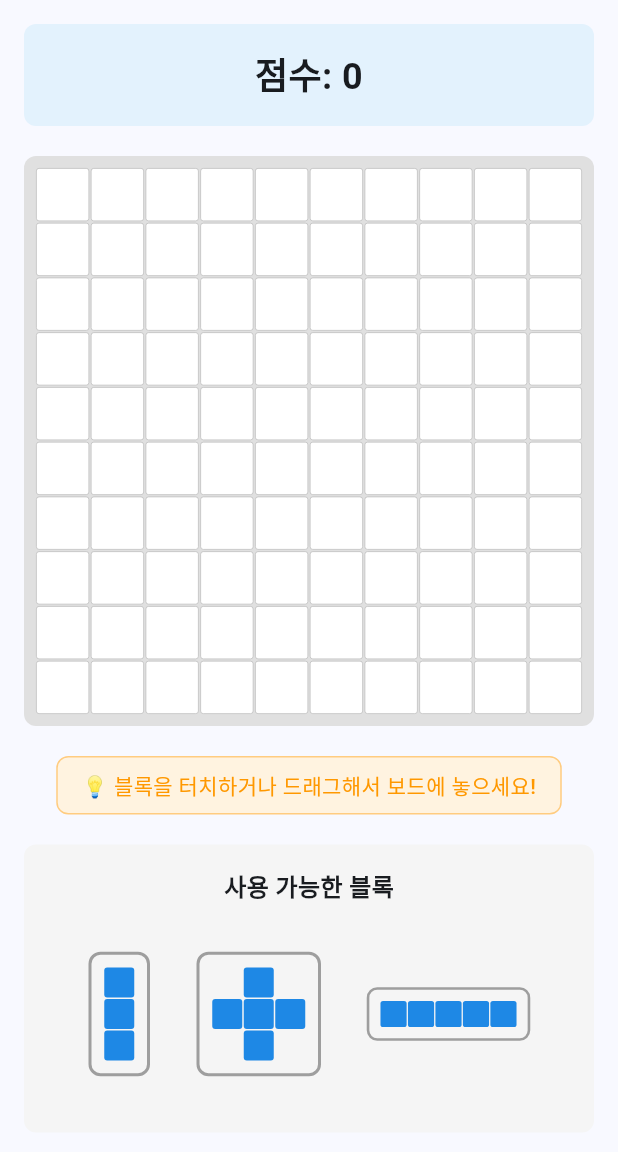
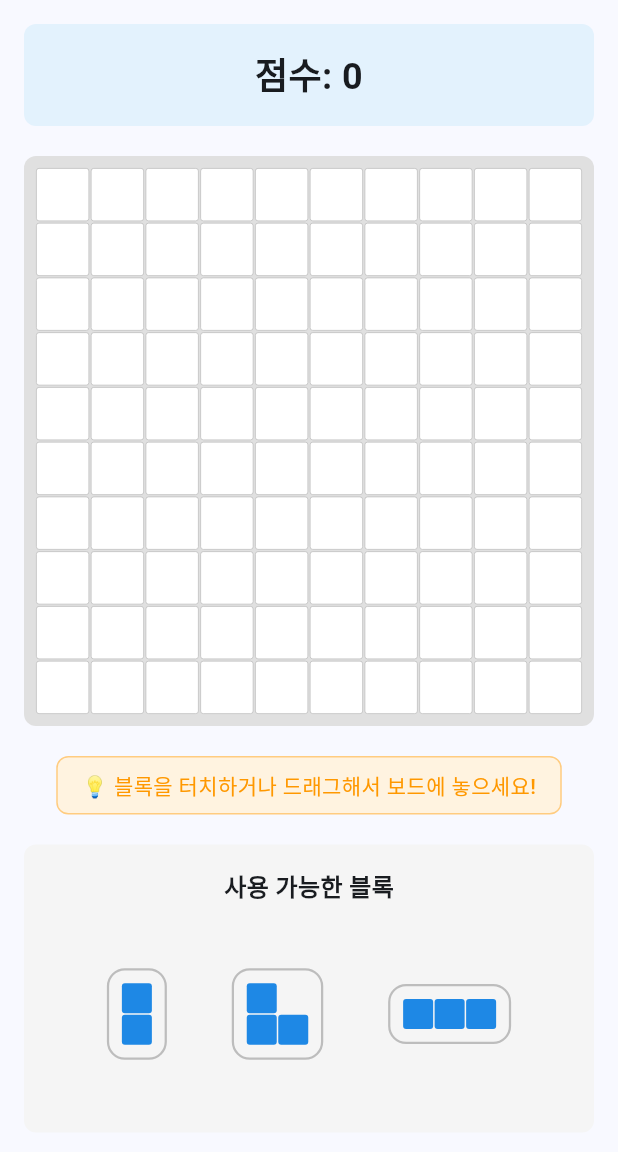
Before and after one commit to zdasw2/taesunggame, a Flutter app: the screen it shows after launch, on a phone screen of 412 x 824 dp, the part 84-1236 px from its top. Run offline on Flutter 3.47's test engine with Material 3 defaults, Android fonts, the phone set to English and light mode, and no system bars.

Commit message:
Performance optimization and smooth UX improvements
-  Optimized clearCompletedLines() performance
-  Improved block generation with balanced difficulty
-  Enhanced drag responsiveness with null-safety
-  Added smooth animations with AnimatedContainer
-  Better visual feedback for selected blocks
-  Cleaner code structure and error handling

```diff
--- a/lib/models/game_board.dart
+++ b/lib/models/game_board.dart
@@ -54,8 +54,10 @@
 
   void clearCompletedLines() {
     int clearedLines = 0;
+    List<int> rowsToRemove = [];
+    List<int> colsToRemove = [];
 
-    // 가로줄 체크
+    // 가로줄 체크 - 한 번에 수집
     for (int row = 0; row < size; row++) {
       bool isComplete = true;
       for (int col = 0; col < size; col++) {
@@ -65,14 +67,11 @@
         }
       }
       if (isComplete) {
-        for (int col = 0; col < size; col++) {
-          grid[row][col] = false;
-        }
-        clearedLines++;
+        rowsToRemove.add(row);
       }
     }
 
-    // 세로줄 체크
+    // 세로줄 체크 - 한 번에 수집
     for (int col = 0; col < size; col++) {
       bool isComplete = true;
       for (int row = 0; row < size; row++) {
@@ -82,11 +81,23 @@
         }
       }
       if (isComplete) {
-        for (int row = 0; row < size; row++) {
-          grid[row][col] = false;
-        }
-        clearedLines++;
+        colsToRemove.add(col);
       }
+    }
+
+    // 한 번에 제거
+    for (int row in rowsToRemove) {
+      for (int col = 0; col < size; col++) {
+        grid[row][col] = false;
+      }
+      clearedLines++;
+    }
+
+    for (int col in colsToRemove) {
+      for (int row = 0; row < size; row++) {
+        grid[row][col] = false;
+      }
+      clearedLines++;
     }
 
     // 완성된 줄 보너스 점수
@@ -126,58 +137,43 @@
   }
 
   static List<Block> generateRandomBlocks() {
-    List<List<List<bool>>> blockShapes = [
+    // 난이도별 블록 그룹
+    List<List<List<bool>>> easyBlocks = [
       // 1x1 정사각형
       [
         [true],
       ],
-
-      // 2x2 정사각형
-      [
-        [true, true],
-        [true, true],
-      ],
-
-      // 3x3 정사각형
-      [
-        [true, true, true],
-        [true, true, true],
-        [true, true, true],
-      ],
-
       // 1x2 가로
       [
         [true, true],
       ],
-
-      // 1x3 가로
-      [
-        [true, true, true],
-      ],
-
-      // 1x4 가로
-      [
-        [true, true, true, true],
-      ],
-
-      // 1x5 가로
-      [
-        [true, true, true, true, true],
-      ],
-
       // 2x1 세로
       [
         [true],
         [true],
       ],
-
+      // 1x3 가로
+      [
+        [true, true, true],
+      ],
       // 3x1 세로
       [
         [true],
         [true],
         [true],
       ],
+    ];
 
+    List<List<List<bool>>> mediumBlocks = [
+      // 2x2 정사각형
+      [
+        [true, true],
+        [true, true],
+      ],
+      // 1x4 가로
+      [
+        [true, true, true, true],
+      ],
       // 4x1 세로
       [
         [true],
@@ -185,7 +181,33 @@
         [true],
         [true],
       ],
+      // 작은 L 모양들
+      [
+        [true, false],
+        [true, true],
+      ],
+      [
+        [false, true],
+        [true, true],
+      ],
+      // T 모양
+      [
+        [true, true, true],
+        [false, true, false],
+      ],
+    ];
 
+    List<List<List<bool>>> hardBlocks = [
+      // 3x3 정사각형
+      [
+        [true, true, true],
+        [true, true, true],
+        [true, true, true],
+      ],
+      // 1x5 가로
+      [
+        [true, true, true, true, true],
+      ],
       // 5x1 세로
       [
         [true],
@@ -194,51 +216,26 @@
         [true],
         [true],
       ],
-
-      // L 모양 (왼쪽)
+      // 큰 L 모양들
       [
         [true, false],
         [true, false],
         [true, true],
       ],
-
-      // L 모양 (오른쪽)
       [
         [false, true],
         [false, true],
         [true, true],
       ],
-
-      // T 모양
-      [
-        [true, true, true],
-        [false, true, false],
-      ],
-
-      // 작은 L (왼쪽)
-      [
-        [true, false],
-        [true, true],
-      ],
-
-      // 작은 L (오른쪽)
-      [
-        [false, true],
-        [true, true],
-      ],
-
-      // 계단 모양 (왼쪽)
+      // 계단 모양들
       [
         [true, true, false],
         [false, true, true],
       ],
-
-      // 계단 모양 (오른쪽)
       [
         [false, true, true],
         [true, true, false],
       ],
-
       // 십자 모양
       [
         [false, true, false],
@@ -249,19 +246,24 @@
 
     final random = Random();
     List<Block> blocks = [];
-    List<int> availableIndices = List.generate(
-      blockShapes.length,
-      (index) => index,
-    );
+
+    // 균형 잡힌 블록 선택 (쉬운:보통:어려운 = 50:35:15)
+    List<int> weights = [50, 35, 15]; // 백분율
 
     for (int i = 0; i < 3; i++) {
-      if (availableIndices.isEmpty) {
-        availableIndices = List.generate(blockShapes.length, (index) => index);
+      int randomWeight = random.nextInt(100);
+      List<List<List<bool>>> selectedGroup;
+
+      if (randomWeight < weights[0]) {
+        selectedGroup = easyBlocks;
+      } else if (randomWeight < weights[0] + weights[1]) {
+        selectedGroup = mediumBlocks;
+      } else {
+        selectedGroup = hardBlocks;
       }
 
-      int randomIndex = random.nextInt(availableIndices.length);
-      int shapeIndex = availableIndices.removeAt(randomIndex);
-      blocks.add(Block(blockShapes[shapeIndex], i));
+      int randomIndex = random.nextInt(selectedGroup.length);
+      blocks.add(Block(selectedGroup[randomIndex], i));
     }
 
     return blocks;
--- a/lib/models/game_controller.dart
+++ b/lib/models/game_controller.dart
@@ -49,25 +49,14 @@
         _availableBlocks = Block.generateRandomBlocks();
       }
 
-      // 게임오버 체크
-      if (!_board.hasValidMove(_availableBlocks)) {
-        _gameOver = true;
-      }
+      // 게임오버 체크 (성능 최적화를 위해 마지막에 실행)
+      _checkGameOver();
 
       notifyListeners();
       return true;
     }
 
     return false;
-  }
-
-  bool canPlaceAtPosition(int row, int col) {
-    if (_selectedBlock == null) return false;
-    return _board.canPlaceBlock(_selectedBlock!, row, col);
-  }
-
-  bool canPlaceBlockAt(Block block, int row, int col) {
-    return _board.canPlaceBlock(block, row, col);
   }
 
   bool tryPlaceBlockWithDrag(Block block, int row, int col) {
@@ -86,9 +75,7 @@
       }
 
       // 게임오버 체크
-      if (!_board.hasValidMove(_availableBlocks)) {
-        _gameOver = true;
-      }
+      _checkGameOver();
 
       notifyListeners();
       return true;
@@ -96,4 +83,19 @@
 
     return false;
   }
+
+  void _checkGameOver() {
+    if (!_board.hasValidMove(_availableBlocks)) {
+      _gameOver = true;
+    }
+  }
+
+  bool canPlaceAtPosition(int row, int col) {
+    if (_selectedBlock == null) return false;
+    return _board.canPlaceBlock(_selectedBlock!, row, col);
+  }
+
+  bool canPlaceBlockAt(Block block, int row, int col) {
+    return _board.canPlaceBlock(block, row, col);
+  }
 }
--- a/lib/widgets/block_widget.dart
+++ b/lib/widgets/block_widget.dart
@@ -21,16 +21,16 @@
       feedback: Material(
         color: Colors.transparent,
         child: Transform.scale(
-          scale: 0.8,
+          scale: 1.1, // 약간 더 크게
           child: Container(
             decoration: BoxDecoration(
               color: Colors.orange[300],
-              borderRadius: BorderRadius.circular(8.0),
+              borderRadius: BorderRadius.circular(12.0), // 더 둥근 모서리
               boxShadow: [
                 BoxShadow(
-                  color: Colors.black.withOpacity(0.3),
-                  blurRadius: 10,
-                  offset: const Offset(0, 5),
+                  color: Colors.black.withOpacity(0.4),
+                  blurRadius: 15,
+                  offset: const Offset(0, 8),
                 ),
               ],
             ),
@@ -39,7 +39,13 @@
           ),
         ),
       ),
-      childWhenDragging: Opacity(opacity: 0.3, child: _buildBlockContainer()),
+      childWhenDragging: Opacity(
+        opacity: 0.4,
+        child: Transform.scale(scale: 0.9, child: _buildBlockContainer()),
+      ),
+      child: AnimatedContainer(
+        duration: const Duration(milliseconds: 200),
+        curve: Curves.easeInOut,
         child: GestureDetector(
           onTap: () {
             if (isSelected) {
@@ -50,20 +56,31 @@
           },
           child: _buildBlockContainer(),
         ),
+      ),
     );
   }
 
   Widget _buildBlockContainer() {
-    return Container(
+    return AnimatedContainer(
+      duration: const Duration(milliseconds: 200),
       padding: const EdgeInsets.all(8.0),
       margin: const EdgeInsets.all(4.0),
       decoration: BoxDecoration(
         color: isSelected ? Colors.orange[200] : Colors.grey[100],
-        borderRadius: BorderRadius.circular(8.0),
+        borderRadius: BorderRadius.circular(12.0),
         border: Border.all(
-          color: isSelected ? Colors.orange : Colors.grey,
-          width: 2.0,
+          color: isSelected ? Colors.orange[600]! : Colors.grey[400]!,
+          width: isSelected ? 3.0 : 1.5,
         ),
+        boxShadow: isSelected
+            ? [
+                BoxShadow(
+                  color: Colors.orange.withOpacity(0.3),
+                  blurRadius: 8,
+                  offset: const Offset(0, 4),
+                ),
+              ]
+            : null,
       ),
       child: _buildBlockGrid(),
     );
--- a/lib/widgets/game_board_widget.dart
+++ b/lib/widgets/game_board_widget.dart
@@ -136,8 +136,9 @@
   }
 
   void _updateHoverPosition(Offset position) {
-    // 보드 위젯의 RenderBox를 가져와서 로컬 좌표로 변환
-    final RenderBox renderBox = context.findRenderObject() as RenderBox;
+    final RenderBox? renderBox = context.findRenderObject() as RenderBox?;
+    if (renderBox == null) return;
+
     final localPosition = renderBox.globalToLocal(position);
 
     // 패딩 고려
@@ -151,10 +152,12 @@
       int row = (adjustedY / (cellSize + 1)).floor();
 
       if (col >= 0 && col < 10 && row >= 0 && row < 10) {
-        setState(() {
-          hoveredRow = row;
-          hoveredCol = col;
-        });
+        if (hoveredRow != row || hoveredCol != col) {
+          setState(() {
+            hoveredRow = row;
+            hoveredCol = col;
+          });
+        }
       }
     }
   }
```
Lines whose indentation alone changed are shown as unchanged.
